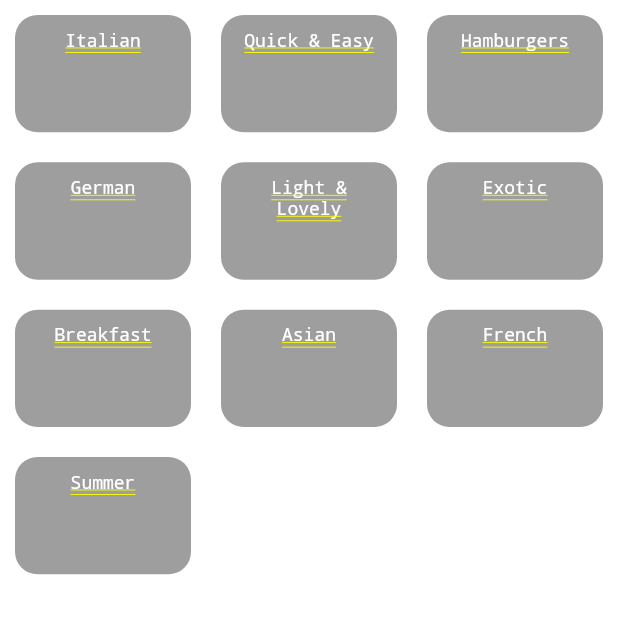
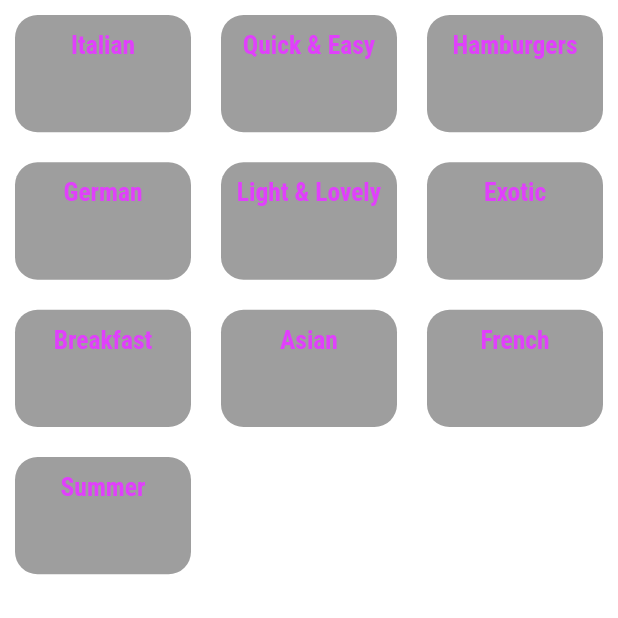
Before and after one commit to fadzlitown/resipikini, a Flutter app: the screen it shows after launch, on a phone screen of 412 x 824 dp, the top half of it. Run offline on Flutter 3.47's test engine with Material 2 defaults, Android fonts, the phone set to English and light mode, and no system bars.

Commit message:
Theming - Added ThemeData, colors & fonts

```diff
--- a/lib/category_item.dart
+++ b/lib/category_item.dart
@@ -12,8 +12,7 @@ class CategoryItem extends StatelessWidget {
     return Container(
       padding: const EdgeInsets.all(10),
       child: Text(title,
-          style: TextStyle(
-              color: Colors.white, fontSize: 12, fontWeight: FontWeight.normal),
+          style: Theme.of(context).textTheme.title,
           textAlign: TextAlign.center),
       decoration: BoxDecoration(
         shape: BoxShape.rectangle, color: Colors.grey,
--- a/lib/main.dart
+++ b/lib/main.dart
@@ -13,16 +13,20 @@ class MyApp extends StatelessWidget {
     return MaterialApp(
       title: 'Resipi Kini',
       theme: ThemeData(
-        // This is the theme of your application.
-        // Try running your application with "flutter run". You'll see the
-        // application has a blue toolbar. Then, without quitting the app, try
-        // changing the primarySwatch below to Colors.green and then invoke
-        // "hot reload" (press "r" in the console where you ran "flutter run",
-        // or simply save your changes to "hot reload" in a Flutter IDE).
-        // Notice that the counter didn't reset back to zero; the application
-        // is not restarted.
-        primarySwatch: Colors.blue,
-      ),
+          primarySwatch: Colors.blue,
+          accentColor: Colors.amber,
+          canvasColor: Color.fromRGBO(255, 254, 229, 1),
+          fontFamily: 'Raleway',
+          textTheme: ThemeData.light().textTheme.copyWith(
+                body1: TextStyle(color: Colors.orange),
+                body2: TextStyle(color: Colors.orangeAccent),
+                title: TextStyle(
+                  color: Colors.purpleAccent,
+                  fontSize: 17,
+                  fontFamily: 'RobotoCondensed',
+                  fontWeight: FontWeight.bold,
+                ),
+              )),
       home: CategoriesScreen(title: 'Flutter Demo Home Page'),
     );
   }
```
